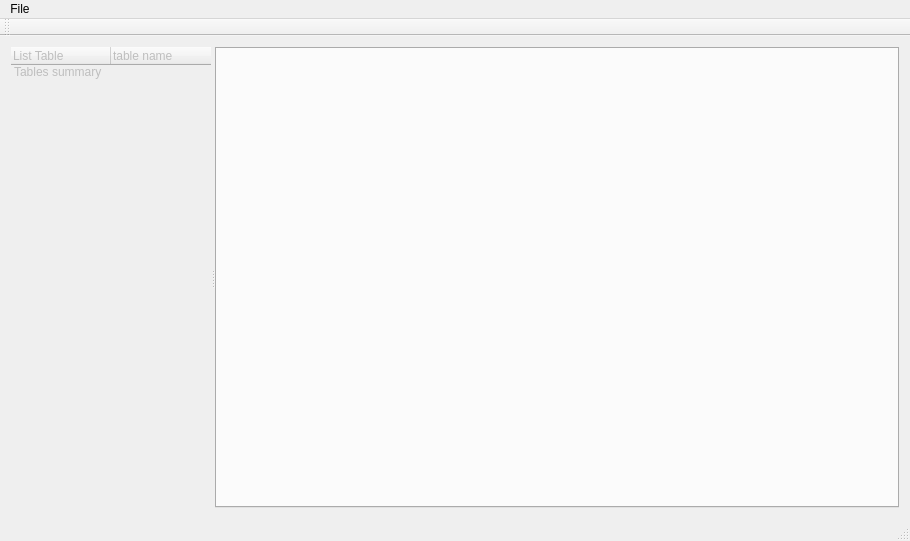
Before: the Qt Designer form mainwindow.ui in sadovskiy/sysman, drawn with Qt 5.
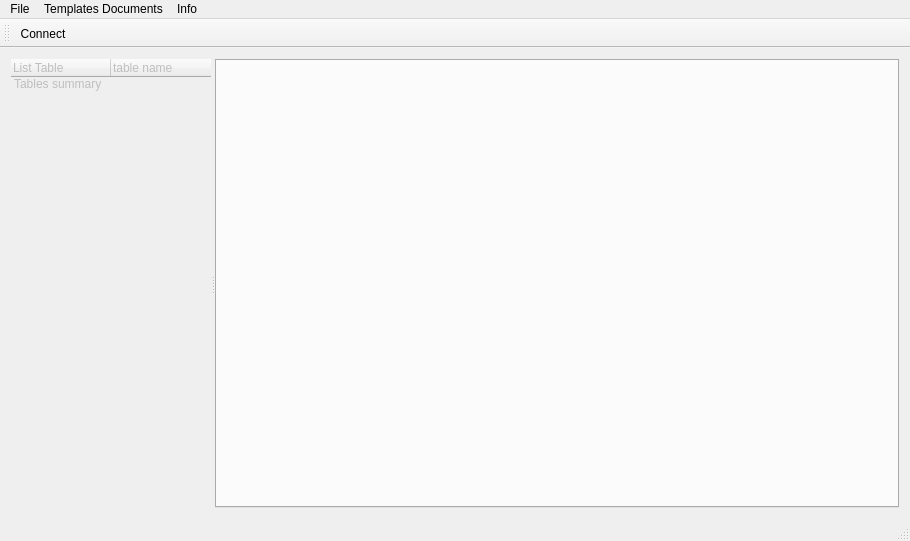
After: the same form once the commit is applied. Icons and pictures are not drawn.

```diff
--- a/mainwindow.ui
+++ b/mainwindow.ui
@@ -241,7 +241,20 @@
     <addaction name="actionConnect"/>
     <addaction name="actionExit"/>
    </widget>
+   <widget class="QMenu" name="menuTemplatesDocuments">
+    <property name="title">
+     <string>Templates Documents</string>
+    </property>
+   </widget>
+   <widget class="QMenu" name="menuInfo">
+    <property name="title">
+     <string>Info</string>
+    </property>
+    <addaction name="actionAbout"/>
+   </widget>
    <addaction name="menuFile"/>
+   <addaction name="menuTemplatesDocuments"/>
+   <addaction name="menuInfo"/>
   </widget>
   <widget class="QToolBar" name="mainToolBar">
    <attribute name="toolBarArea">
@@ -250,12 +263,20 @@
    <attribute name="toolBarBreak">
     <bool>false</bool>
    </attribute>
+   <addaction name="actionConnect"/>
   </widget>
   <widget class="QStatusBar" name="statusBar"/>
   <action name="actionConnect">
    <property name="checkable">
     <bool>true</bool>
    </property>
+   <property name="checked">
+    <bool>false</bool>
+   </property>
+   <property name="icon">
+    <iconset resource="images/icon.qrc">
+     <normaloff>:/new/prefix_icon/gotocell.png</normaloff>:/new/prefix_icon/gotocell.png</iconset>
+   </property>
    <property name="text">
     <string>Connect</string>
    </property>
```
Left out of the diff: 13 changed lines with no effect on the pictures.
